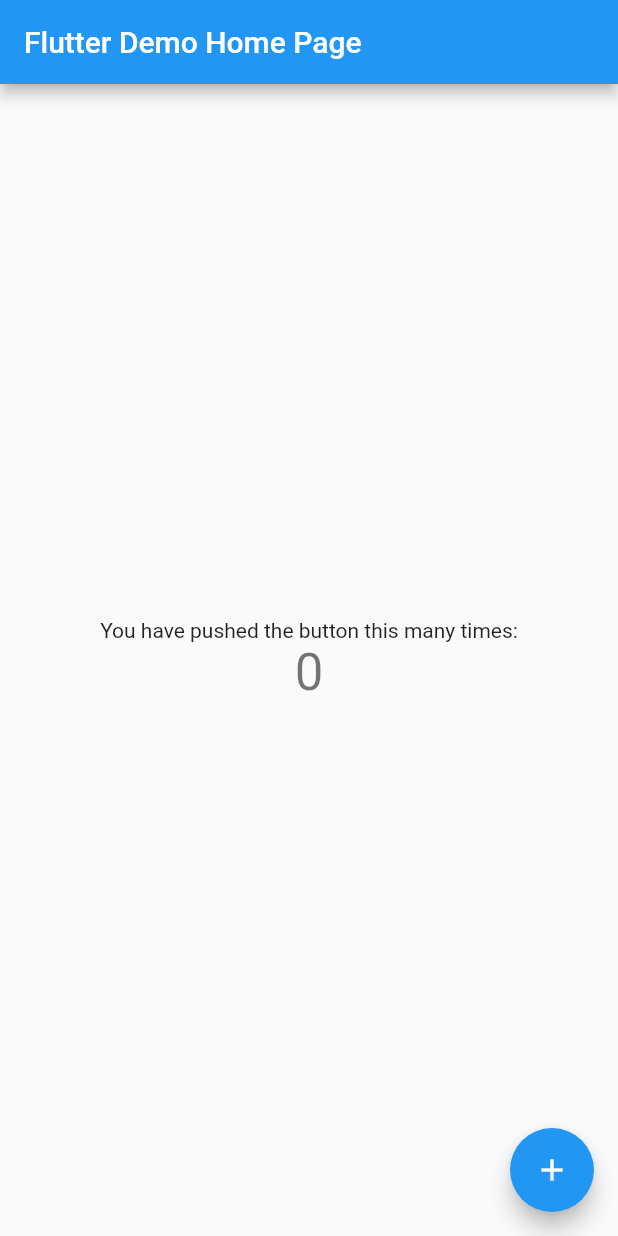
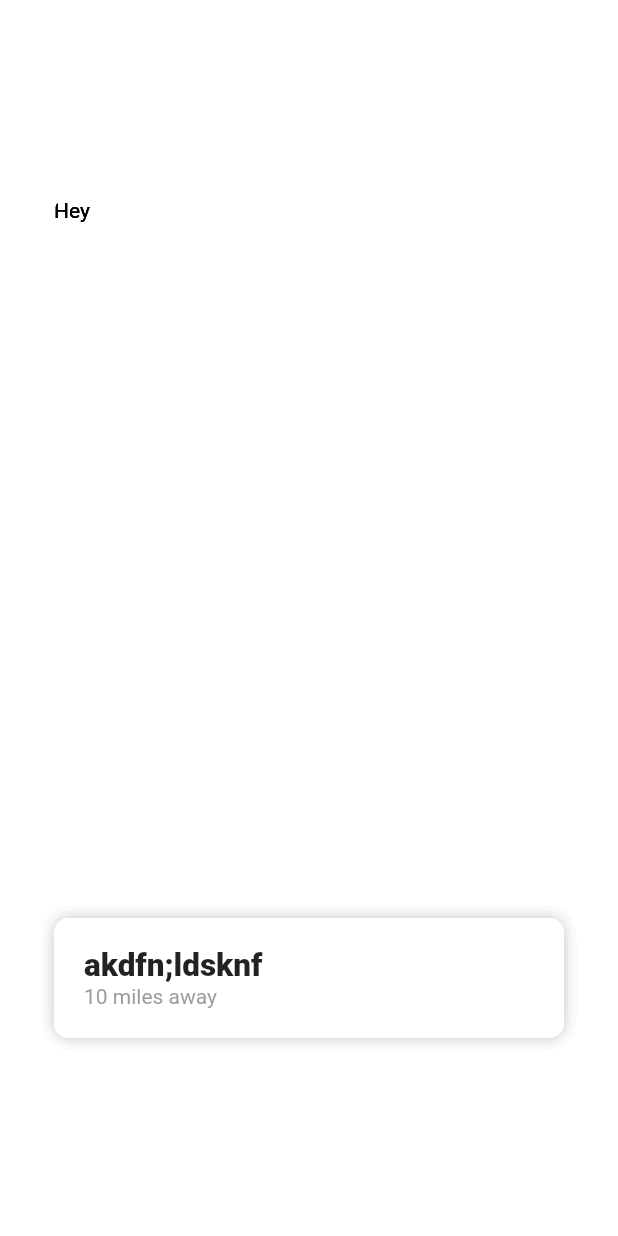
Before and after one commit to singhible/FallHacks2022, a Flutter app: the screen it shows after launch, on a phone screen of 412 x 824 dp. Run offline on Flutter 3.47's test engine with Material 2 defaults, Android fonts, the phone set to English and light mode, and no system bars; Roboto replaces fonts that are missing (Nunito).

Commit message:
Added the card stack

```diff
--- a/lib/main.dart
+++ b/lib/main.dart
@@ -1,115 +1,25 @@
 import 'package:flutter/material.dart';
+import 'widgets/homepage_widgets/Cardstack.dart';
 
 void main() {
   runApp(const MyApp());
 }
 
 class MyApp extends StatelessWidget {
-  const MyApp({super.key});
+  const MyApp({Key? key}) : super(key: key);
 
-  // This widget is the root of your application.
   @override
   Widget build(BuildContext context) {
     return MaterialApp(
-      title: 'Flutter Demo',
-      theme: ThemeData(
-        // This is the theme of your application.
-        //
-        // Try running your application with "flutter run". You'll see the
-        // application has a blue toolbar. Then, without quitting the app, try
-        // changing the primarySwatch below to Colors.green and then invoke
-        // "hot reload" (press "r" in the console where you ran "flutter run",
-        // or simply save your changes to "hot reload" in a Flutter IDE).
-        // Notice that the counter didn't reset back to zero; the application
-        // is not restarted.
-        primarySwatch: Colors.blue,
+      home: Scaffold(
+        backgroundColor: Colors.white,
+        body: Stack(
+          children: const [
+            //BackgroudCurveWidget(),
+            CardsStackWidget(),
+          ],
+        ),
       ),
-      home: const MyHomePage(title: 'Flutter Demo Home Page'),
     );
   }
 }
-
-class MyHomePage extends StatefulWidget {
-  const MyHomePage({super.key, required this.title});
-
-  // This widget is the home page of your application. It is stateful, meaning
-  // that it has a State object (defined below) that contains fields that affect
-  // how it looks.
-
-  // This class is the configuration for the state. It holds the values (in this
-  // case the title) provided by the parent (in this case the App widget) and
-  // used by the build method of the State. Fields in a Widget subclass are
-  // always marked "final".
-
-  final String title;
-
-  @override
-  State<MyHomePage> createState() => _MyHomePageState();
-}
-
-class _MyHomePageState extends State<MyHomePage> {
-  int _counter = 0;
-
-  void _incrementCounter() {
-    setState(() {
-      // This call to setState tells the Flutter framework that something has
-      // changed in this State, which causes it to rerun the build method below
-      // so that the display can reflect the updated values. If we changed
-      // _counter without calling setState(), then the build method would not be
-      // called again, and so nothing would appear to happen.
-      _counter++;
-    });
-  }
-
-  @override
-  Widget build(BuildContext context) {
-    // This method is rerun every time setState is called, for instance as done
-    // by the _incrementCounter method above.
-    //
-    // The Flutter framework has been optimized to make rerunning build methods
-    // fast, so that you can just rebuild anything that needs updating rather
-    // than having to individually change instances of widgets.
-    return Scaffold(
-      appBar: AppBar(
-        // Here we take the value from the MyHomePage object that was created by
-        // the App.build method, and use it to set our appbar title.
-        title: Text(widget.title),
-      ),
-      body: Center(
-        // Center is a layout widget. It takes a single child and positions it
-        // in the middle of the parent.
-        child: Column(
-          // Column is also a layout widget. It takes a list of children and
-          // arranges them vertically. By default, it sizes itself to fit its
-          // children horizontally, and tries to be as tall as its parent.
-          //
-          // Invoke "debug painting" (press "p" in the console, choose the
-          // "Toggle Debug Paint" action from the Flutter Inspector in Android
-          // Studio, or the "Toggle Debug Paint" command in Visual Studio Code)
-          // to see the wireframe for each widget.
-          //
-          // Column has various properties to control how it sizes itself and
-          // how it positions its children. Here we use mainAxisAlignment to
-          // center the children vertically; the main axis here is the vertical
-          // axis because Columns are vertical (the cross axis would be
-          // horizontal).
-          mainAxisAlignment: MainAxisAlignment.center,
-          children: <Widget>[
-            const Text(
-              'You have pushed the button this many times:',
-            ),
-            Text(
-              '$_counter',
-              style: Theme.of(context).textTheme.headline4,
-            ),
-          ],
-        ),
-      ),
-      floatingActionButton: FloatingActionButton(
-        onPressed: _incrementCounter,
-        tooltip: 'Increment',
-        child: const Icon(Icons.add),
-      ), // This trailing comma makes auto-formatting nicer for build methods.
-    );
-  }
-}
--- /dev/null
+++ b/lib/models/Profile.dart
@@ -0,0 +1,13 @@
+import 'package:flutter/material.dart';
+
+class Profile {
+  const Profile({
+    required this.name,
+    required this.distance,
+    required this.groupNumber,
+  });
+  final String name;
+  final String distance;
+  final String groupNumber;
+
+}
--- /dev/null
+++ b/lib/models/ProfileCard.dart
@@ -0,0 +1,71 @@
+import 'Profile.dart';
+import 'package:flutter/material.dart';
+
+class ProfileCard extends StatelessWidget {
+  const ProfileCard({Key? key, required this.profile}) : super(key: key);
+  final Profile profile;
+
+  @override
+  Widget build(BuildContext context) {
+    return Container(
+      height: 580,
+      width: 340,
+      padding: const EdgeInsets.symmetric(vertical: 10),
+      child: Stack(
+        children: [
+          Positioned.fill(
+            child: ClipRRect(
+              borderRadius: BorderRadius.circular(10),
+              child: Text("Hey"),
+            ),
+          ),
+          Positioned(
+            bottom: 0,
+            child: Container(
+              height: 80,
+              width: 340,
+              decoration: ShapeDecoration(
+                color: Colors.white,
+                shape: RoundedRectangleBorder(
+                  borderRadius: BorderRadius.circular(10),
+                ),
+                shadows: <BoxShadow>[
+                  BoxShadow(
+                    color: Colors.black.withOpacity(0.05),
+                    blurRadius: 8,
+                  ),
+                ],
+              ),
+              child: Padding(
+                padding: const EdgeInsets.only(left: 20),
+                child: Column(
+                  crossAxisAlignment: CrossAxisAlignment.start,
+                  mainAxisAlignment: MainAxisAlignment.center,
+                  children: [
+                    Text(
+                      profile.name,
+                      style: const TextStyle(
+                        fontFamily: 'Nunito',
+                        fontWeight: FontWeight.w800,
+                        fontSize: 21,
+                      ),
+                    ),
+                    Text(
+                      profile.distance,
+                      style: const TextStyle(
+                        fontFamily: 'Nunito',
+                        fontWeight: FontWeight.w400,
+                        fontSize: 14,
+                        color: Colors.grey,
+                      ),
+                    ),
+                  ],
+                ),
+              ),
+            ),
+          ),
+        ],
+      ),
+    );
+  }
+}
--- /dev/null
+++ b/lib/widgets/homepage_widgets/Cardstack.dart
@@ -0,0 +1,111 @@
+import 'package:flutter/material.dart';
+import '/models/Profile.dart';
+import 'DragWidget.dart';
+
+//enum Swipe { left, right, none }
+
+class CardsStackWidget extends StatefulWidget {
+  const CardsStackWidget({Key? key}) : super(key: key);
+
+  @override
+  State<CardsStackWidget> createState() => _CardsStackWidgetState();
+}
+
+class _CardsStackWidgetState extends State<CardsStackWidget> {
+  List<Profile> dragabbleItems = [
+    const Profile(
+        name: 'Baban',
+        distance: '10 miles away',
+        groupNumber: 'assets/images/avatar_1.png'),
+    const Profile(
+        name: 'manraj',
+        distance: '10 miles away',
+        groupNumber: 'assets/images/avatar_2.png'),
+    const Profile(
+        name: 'pardeep',
+        distance: '10 miles away',
+        groupNumber: 'assets/images/avatar_3.png'),
+    const Profile(
+        name: 'gurmehar',
+        distance: '10 miles away',
+        groupNumber: 'assets/images/avatar_4.png'),
+    const Profile(
+        name: 'akdfn;ldsknf',
+        distance: '10 miles away',
+        groupNumber: 'assets/images/avatar_5.png'),
+  ];
+
+  ValueNotifier<Swipe> swipeNotifier = ValueNotifier(Swipe.none);
+
+  @override
+  Widget build(BuildContext context) {
+    return Stack(
+      clipBehavior: Clip.none,
+      children: [
+        ClipRRect(
+          borderRadius: BorderRadius.circular(10),
+          child: ValueListenableBuilder(
+            valueListenable: swipeNotifier,
+            builder: (context, swipe, _) => Stack(
+              clipBehavior: Clip.none,
+              alignment: Alignment.center,
+              children: List.generate(dragabbleItems.length, (index) {
+                return DragWidget(
+                  profile: dragabbleItems[index],
+                  index: index,
+                  swipeNotifier: swipeNotifier,
+                );
+              }),
+            ),
+          ),
+        ),
+        Positioned(
+          left: 0,
+          child: DragTarget<int>(
+            builder: (
+              BuildContext context,
+              List<dynamic> accepted,
+              List<dynamic> rejected,
+            ) {
+              return IgnorePointer(
+                child: Container(
+                  height: 700.0,
+                  width: 80.0,
+                  color: Colors.transparent,
+                ),
+              );
+            },
+            onAccept: (int index) {
+              setState(() {
+                dragabbleItems.removeAt(index);
+              });
+            },
+          ),
+        ),
+        Positioned(
+          right: 0,
+          child: DragTarget<int>(
+            builder: (
+              BuildContext context,
+              List<dynamic> accepted,
+              List<dynamic> rejected,
+            ) {
+              return IgnorePointer(
+                child: Container(
+                  height: 700.0,
+                  width: 80.0,
+                  color: Colors.transparent,
+                ),
+              );
+            },
+            onAccept: (int index) {
+              setState(() {
+                dragabbleItems.removeAt(index);
+              });
+            },
+          ),
+        ),
+      ],
+    );
+  }
+}
--- /dev/null
+++ b/lib/widgets/homepage_widgets/DragWidget.dart
@@ -0,0 +1,103 @@
+import 'package:flutter/material.dart';
+import '/models/Profile.dart';
+import '/models/ProfileCard.dart';
+import 'TagWidget.dart';
+
+enum Swipe { left, right, none }
+
+class DragWidget extends StatefulWidget {
+  const DragWidget({
+    Key? key,
+    required this.profile,
+    required this.index,
+    required this.swipeNotifier,
+  }) : super(key: key);
+  final Profile profile;
+  final int index;
+  final ValueNotifier<Swipe> swipeNotifier;
+
+  @override
+  State<DragWidget> createState() => _DragWidgetState();
+}
+
+class _DragWidgetState extends State<DragWidget> {
+  ValueNotifier<Swipe> swipeNotifier = ValueNotifier(Swipe.none);
+
+  @override
+  Widget build(BuildContext context) {
+    return Center(
+      child: Draggable<int>(
+        // Data is the value this Draggable stores.
+        data: widget.index,
+        feedback: Material(
+          color: Colors.transparent,
+          child: ValueListenableBuilder(
+            valueListenable: swipeNotifier,
+            builder: (context, swipe, _) {
+              return RotationTransition(
+                turns: swipe != Swipe.none
+                    ? swipe == Swipe.left
+                        ? const AlwaysStoppedAnimation(-15 / 360)
+                        : const AlwaysStoppedAnimation(15 / 360)
+                    : const AlwaysStoppedAnimation(0),
+                child: Stack(
+                  children: [
+                    ProfileCard(profile: widget.profile),
+                    swipe != Swipe.none
+                        ? swipe == Swipe.right
+                            ? Positioned(
+                                top: 40,
+                                left: 20,
+                                child: Transform.rotate(
+                                  angle: 12,
+                                  child: TagWidget(
+                                    text: 'LIKE',
+                                    color: Colors.green[400]!,
+                                  ),
+                                ),
+                              )
+                            : Positioned(
+                                top: 50,
+                                right: 24,
+                                child: Transform.rotate(
+                                  angle: -12,
+                                  child: TagWidget(
+                                    text: 'DISLIKE',
+                                    color: Colors.red[400]!,
+                                  ),
+                                ),
+                              )
+                        : const SizedBox.shrink(),
+                  ],
+                ),
+              );
+            },
+          ),
+        ),
+        onDragUpdate: (DragUpdateDetails dragUpdateDetails) {
+          // When Draggable widget is dragged right
+          if (dragUpdateDetails.delta.dx > 0 &&
+              dragUpdateDetails.globalPosition.dx >
+                  MediaQuery.of(context).size.width / 2) {
+            swipeNotifier.value = Swipe.right;
+          }
+          // When Draggable widget is dragged left
+          if (dragUpdateDetails.delta.dx < 0 &&
+              dragUpdateDetails.globalPosition.dx <
+                  MediaQuery.of(context).size.width / 2) {
+            swipeNotifier.value = Swipe.left;
+          }
+        },
+        onDragEnd: (drag) {
+          swipeNotifier.value = Swipe.none;
+        },
+
+        childWhenDragging: Container(
+          color: Colors.transparent,
+        ),
+
+        child: ProfileCard(profile: widget.profile),
+      ),
+    );
+  }
+}
```
Also changed, not shown: lib/widgets/homepage_widgets/TagWidget.dart (added, +35 -0 lines), 64 other files.
